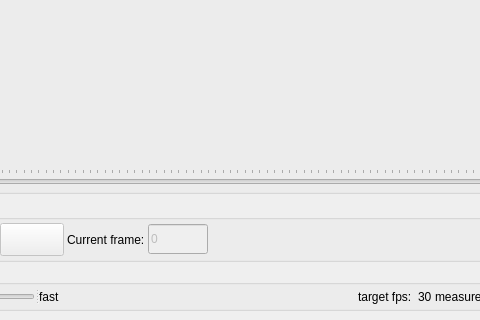
Qt form source/gui/BioTracker.ui (BioroboticsLab/biotracker_core) before a commit; both pictures show x 187 to 667 and y 498 to 818 of the 982 by 818 pixel window.
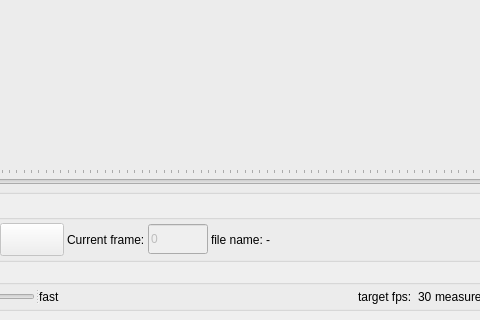
The same form after that commit. Icons and pictures are not drawn. Custom widgets are drawn as their Qt base class.

The edit to the form file:
```diff
--- a/source/gui/BioTracker.ui
+++ b/source/gui/BioTracker.ui
@@ -388,6 +388,20 @@
                   </property>
                  </widget>
                 </item>
+                <item>
+                 <widget class="QLabel" name="label_2">
+                  <property name="text">
+                   <string>file name:</string>
+                  </property>
+                 </widget>
+                </item>
+                <item>
+                 <widget class="QLabel" name="lbl_filename">
+                  <property name="text">
+                   <string>-</string>
+                  </property>
+                 </widget>
+                </item>
                 <item>
                  <spacer name="horizontalSpacer">
                   <property name="orientation">
```
Left out of the diff: 2 changed lines with no effect on the pictures.
